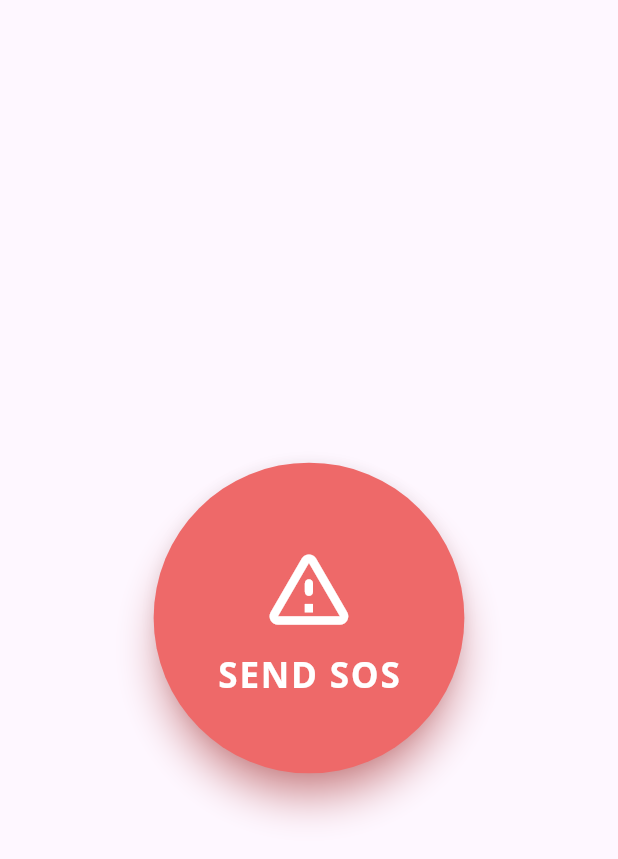
After one commit to heloo1027/women_safety_empowerment_app, a Flutter app: the SOSButton screen opened directly, on a phone screen of 412 x 824 dp. The commit adds this screen. Shown: the top 859 px of the screen. Run offline on Flutter 3.47's test engine with Material 3 defaults, Android fonts, the phone set to English and light mode, and no system bars; our stand-ins replace cloud_firestore, firebase_auth, firebase_core, flutter_secure_storage, geolocator, google_fonts and 3 more; accounts and stored records are empty.

Commit message:
Add SOS function feature with redesigned button

```diff
--- /dev/null
+++ b/lib/widgets/woman/sos_button.dart
@@ -0,0 +1,119 @@
+import 'package:sizer/sizer.dart'; // Responsive UI based on screen size
+import 'package:flutter/material.dart'; // Flutter UI framework
+import 'package:geolocator/geolocator.dart'; // For location service
+import 'package:google_fonts/google_fonts.dart'; // Use Google Fonts
+import 'package:firebase_auth/firebase_auth.dart'; // Firebase authentication
+import 'package:cloud_firestore/cloud_firestore.dart'; // Firestore database
+
+import 'package:women_safety_empowerment_app/utils/utils.dart';
+
+class SOSButton extends StatefulWidget {
+  const SOSButton({super.key});
+
+  @override
+  State<SOSButton> createState() => _SOSButtonState();
+}
+
+class _SOSButtonState extends State<SOSButton> {
+  bool _isLoading = false; // Tracks loading state when sending SOS
+
+  // Function to handle sending SOS
+  Future<void> _sendSos() async {
+    setState(() {
+      _isLoading = true; // Start loading spinner
+    });
+
+    try {
+      // Check location permission
+      LocationPermission permission = await Geolocator.checkPermission();
+      if (permission == LocationPermission.denied ||
+          permission == LocationPermission.deniedForever) {
+        // If denied, request permission
+        permission = await Geolocator.requestPermission();
+        if (permission != LocationPermission.always &&
+            permission != LocationPermission.whileInUse) {
+          // If permission is still denied, show error and exit
+          ScaffoldMessenger.of(context).showSnackBar(
+            const SnackBar(content: Text('Location permission denied')),
+          );
+          setState(() {
+            _isLoading = false; // Stop loading spinner
+          });
+          return;
+        }
+      }
+
+      // Get current GPS position with high accuracy
+      Position position = await Geolocator.getCurrentPosition(
+          desiredAccuracy: LocationAccuracy.high);
+
+      // Get current Firebase user ID
+      String uid = FirebaseAuth.instance.currentUser!.uid;
+
+      // Save SOS report to Firestore under 'sos_reports' collection
+      await FirebaseFirestore.instance.collection('sos_reports').add({
+        'userID': uid,
+        'latitude': position.latitude,
+        'longitude': position.longitude,
+        'timestamp': FieldValue.serverTimestamp(),
+      });
+
+      // Show success message to user
+      ScaffoldMessenger.of(context).showSnackBar(
+        const SnackBar(content: Text('SOS sent successfully')),
+      );
+    } catch (e) {
+      // Print error to console and show failure message
+      print('SOS Error: $e');
+      ScaffoldMessenger.of(context).showSnackBar(
+        const SnackBar(content: Text('Failed to send SOS')),
+      );
+    }
+
+    setState(() {
+      _isLoading = false; // Stop loading spinner after process
+    });
+  }
+
+  @override
+  Widget build(BuildContext context) {
+    return Scaffold(
+      body: Center(
+        child: _isLoading
+            // If loading, show CircularProgressIndicator
+            ? const CircularProgressIndicator()
+            // Else show redesigned SOS button
+            : ElevatedButton(
+                onPressed: _sendSos,
+                style: ElevatedButton.styleFrom(
+                  backgroundColor: hexToColor("#ee6969"),
+                  shape: const CircleBorder(),
+                  padding: const EdgeInsets.all(50), // large circular padding
+                  elevation: 10,
+                  shadowColor: Colors.redAccent,
+                ),
+                child: Column(
+                  mainAxisSize: MainAxisSize.min,
+                  children: [
+                    Icon(
+                      Icons.warning_amber_rounded,
+                      size: 8.h,
+                      color: Colors.white,
+                    ),
+                    SizedBox(height: 1.h),
+                    Text(
+                      'SEND SOS',
+                      style: GoogleFonts.openSans(
+                        fontWeight: FontWeight.bold,
+                        fontSize: 17.sp,
+                        color: Colors.white,
+                        letterSpacing: 1.2,
+                      ),
+                    ),
+                  ],
+                ),
+              ),
+      ),
+    );
+  }
+}
--- a/pubspec.yaml
+++ b/pubspec.yaml
@@ -41,7 +41,8 @@ dependencies:
   image_picker: ^1.0.4
   # for fonts
   google_fonts: ^4.0.4
-
+  # for geolocator
+  geolocator: ^10.1.0
 
   # The following adds the Cupertino Icons font to your application.
   # Use with the CupertinoIcons class for iOS style icons.
```
Also changed, not shown: lib/screens/woman/woman_home_screen.dart (+39 -61 lines), pubspec.lock, 949 other files.
